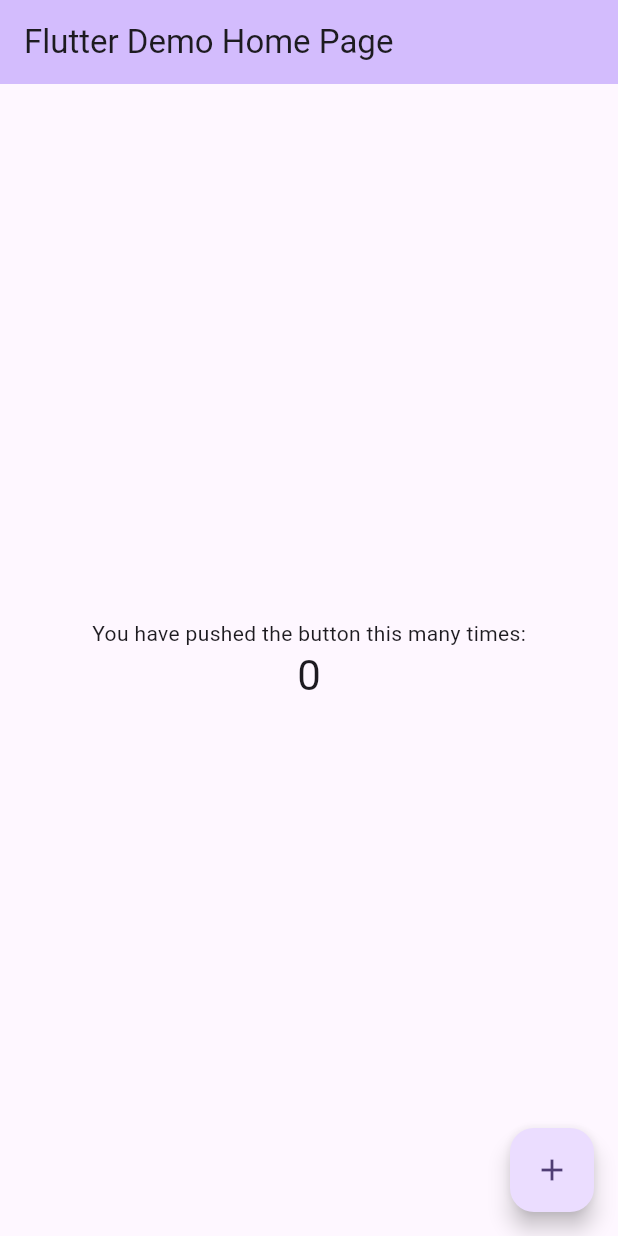
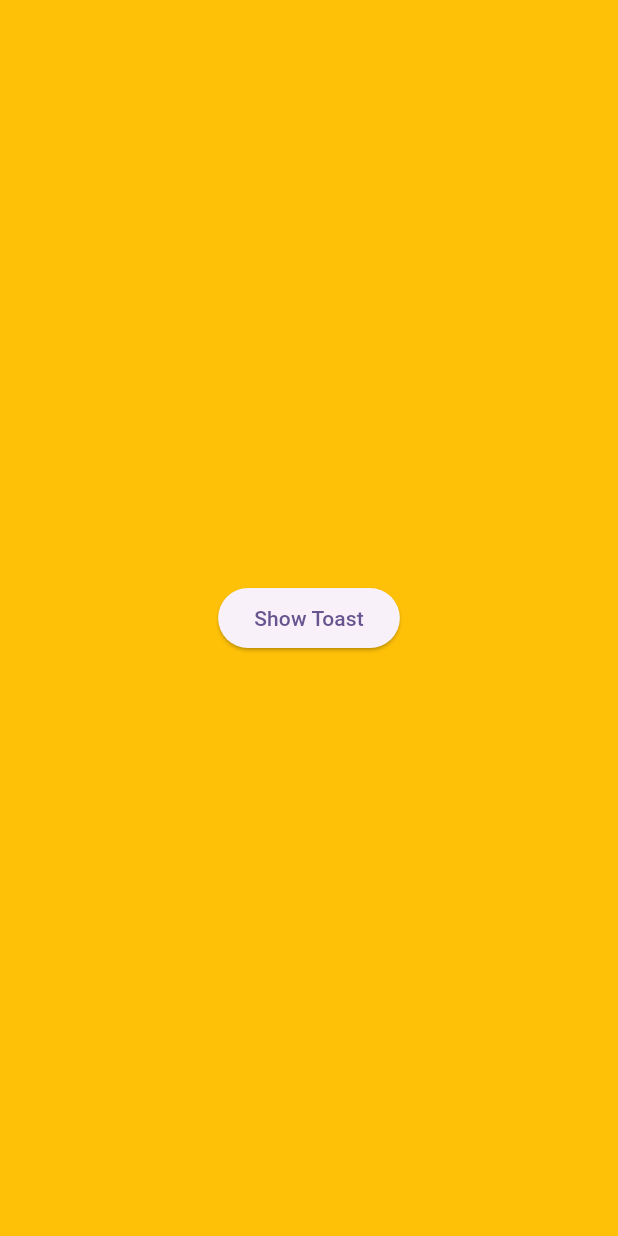
Before and after one commit to KhubaibJamal/flutter-native-bridge, a Flutter app: the screen it shows after launch, on a phone screen of 412 x 824 dp. Run offline on Flutter 3.47's test engine with Material 3 defaults, Android fonts, the phone set to English and light mode, and no system bars.

Commit message:
feat:toast native bridging with java

```diff
--- /dev/null
+++ b/lib/home.dart
@@ -0,0 +1,36 @@
+import 'package:flutter/material.dart';
+import 'package:flutter/services.dart';
+
+class Home extends StatefulWidget {
+  const Home({super.key});
+
+  @override
+  State<Home> createState() => _HomeState();
+}
+
+class _HomeState extends State<Home> {
+  var platform = const MethodChannel('khubaib');
+
+  showToast() async {
+    try {
+      print("Invoking showToast method...");
+      await platform.invokeMethod("showToast");
+      print("Toast invoked successfully!");
+    } on PlatformException catch (e) {
+      print("Error: ${e.message}");
+    }
+  }
+
+  @override
+  Widget build(BuildContext context) {
+    return Scaffold(
+      backgroundColor: Colors.amber,
+      body: Center(
+        child: ElevatedButton(
+          onPressed: showToast,
+          child: const Text("Show Toast"),
+        ),
+      ),
+    );
+  }
+}
--- a/lib/main.dart
+++ b/lib/main.dart
@@ -1,4 +1,5 @@
 import 'package:flutter/material.dart';
+import 'package:flutter_native_bridge/home.dart';
 
 void main() {
   runApp(const MyApp());
@@ -7,119 +8,15 @@ void main() {
 class MyApp extends StatelessWidget {
   const MyApp({super.key});
 
-  // This widget is the root of your application.
   @override
   Widget build(BuildContext context) {
     return MaterialApp(
       title: 'Flutter Demo',
       theme: ThemeData(
-        // This is the theme of your application.
-        //
-        // TRY THIS: Try running your application with "flutter run". You'll see
-        // the application has a purple toolbar. Then, without quitting the app,
-        // try changing the seedColor in the colorScheme below to Colors.green
-        // and then invoke "hot reload" (save your changes or press the "hot
-        // reload" button in a Flutter-supported IDE, or press "r" if you used
-        // the command line to start the app).
-        //
-        // Notice that the counter didn't reset back to zero; the application
-        // state is not lost during the reload. To reset the state, use hot
-        // restart instead.
-        //
-        // This works for code too, not just values: Most code changes can be
-        // tested with just a hot reload.
         colorScheme: ColorScheme.fromSeed(seedColor: Colors.deepPurple),
         useMaterial3: true,
       ),
-      home: const MyHomePage(title: 'Flutter Demo Home Page'),
+      home: const Home(),
     );
   }
 }
-
-class MyHomePage extends StatefulWidget {
-  const MyHomePage({super.key, required this.title});
-
-  // This widget is the home page of your application. It is stateful, meaning
-  // that it has a State object (defined below) that contains fields that affect
-  // how it looks.
-
-  // This class is the configuration for the state. It holds the values (in this
-  // case the title) provided by the parent (in this case the App widget) and
-  // used by the build method of the State. Fields in a Widget subclass are
-  // always marked "final".
-
-  final String title;
-
-  @override
-  State<MyHomePage> createState() => _MyHomePageState();
-}
-
-class _MyHomePageState extends State<MyHomePage> {
-  int _counter = 0;
-
-  void _incrementCounter() {
-    setState(() {
-      // This call to setState tells the Flutter framework that something has
-      // changed in this State, which causes it to rerun the build method below
-      // so that the display can reflect the updated values. If we changed
-      // _counter without calling setState(), then the build method would not be
-      // called again, and so nothing would appear to happen.
-      _counter++;
-    });
-  }
-
-  @override
-  Widget build(BuildContext context) {
-    // This method is rerun every time setState is called, for instance as done
-    // by the _incrementCounter method above.
-    //
-    // The Flutter framework has been optimized to make rerunning build methods
-    // fast, so that you can just rebuild anything that needs updating rather
-    // than having to individually change instances of widgets.
-    return Scaffold(
-      appBar: AppBar(
-        // TRY THIS: Try changing the color here to a specific color (to
-        // Colors.amber, perhaps?) and trigger a hot reload to see the AppBar
-        // change color while the other colors stay the same.
-        backgroundColor: Theme.of(context).colorScheme.inversePrimary,
-        // Here we take the value from the MyHomePage object that was created by
-        // the App.build method, and use it to set our appbar title.
-        title: Text(widget.title),
-      ),
-      body: Center(
-        // Center is a layout widget. It takes a single child and positions it
-        // in the middle of the parent.
-        child: Column(
-          // Column is also a layout widget. It takes a list of children and
-          // arranges them vertically. By default, it sizes itself to fit its
-          // children horizontally, and tries to be as tall as its parent.
-          //
-          // Column has various properties to control how it sizes itself and
-          // how it positions its children. Here we use mainAxisAlignment to
-          // center the children vertically; the main axis here is the vertical
-          // axis because Columns are vertical (the cross axis would be
-          // horizontal).
-          //
-          // TRY THIS: Invoke "debug painting" (choose the "Toggle Debug Paint"
-          // action in the IDE, or press "p" in the console), to see the
-          // wireframe for each widget.
-          mainAxisAlignment: MainAxisAlignment.center,
-          children: <Widget>[
-            const Text(
-              'You have pushed the button this many times:',
-            ),
-            Text(
-              '$_counter',
-              style: Theme.of(context).textTheme.headlineMedium,
-            ),
-          ],
-        ),
-      ),
-      floatingActionButton: FloatingActionButton(
-        onPressed: _incrementCounter,
-        tooltip: 'Increment',
-        child: const Icon(Icons.add),
-      ), // This trailing comma makes auto-formatting nicer for build methods.
-    );
-  }
-}
```
Also changed, not shown: 2 other files.
